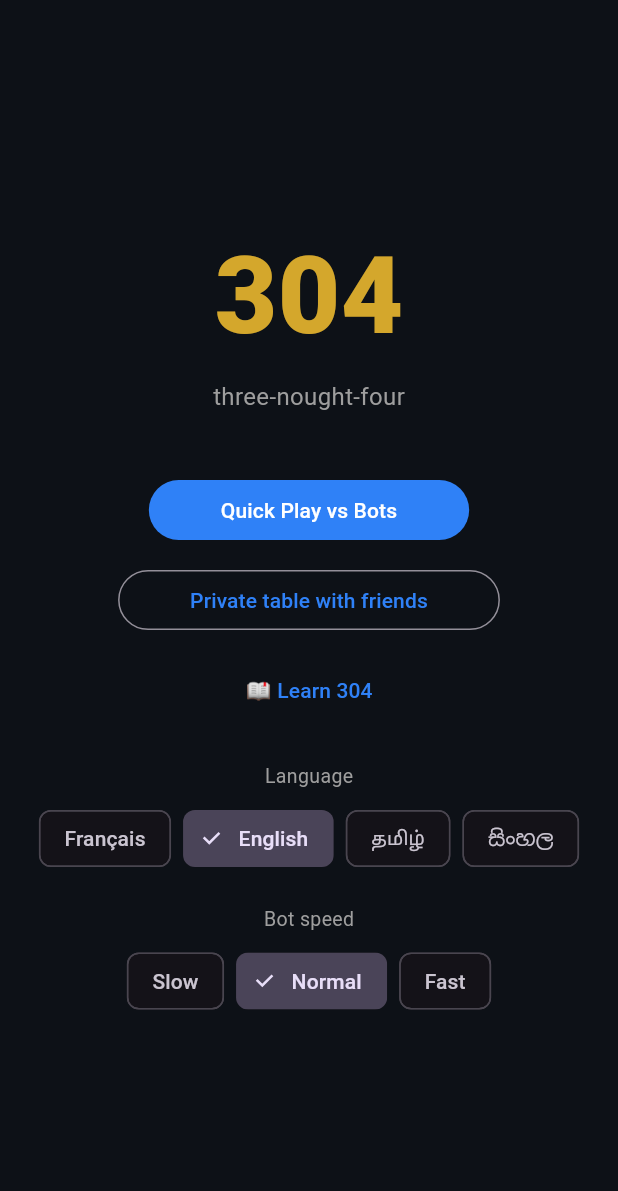
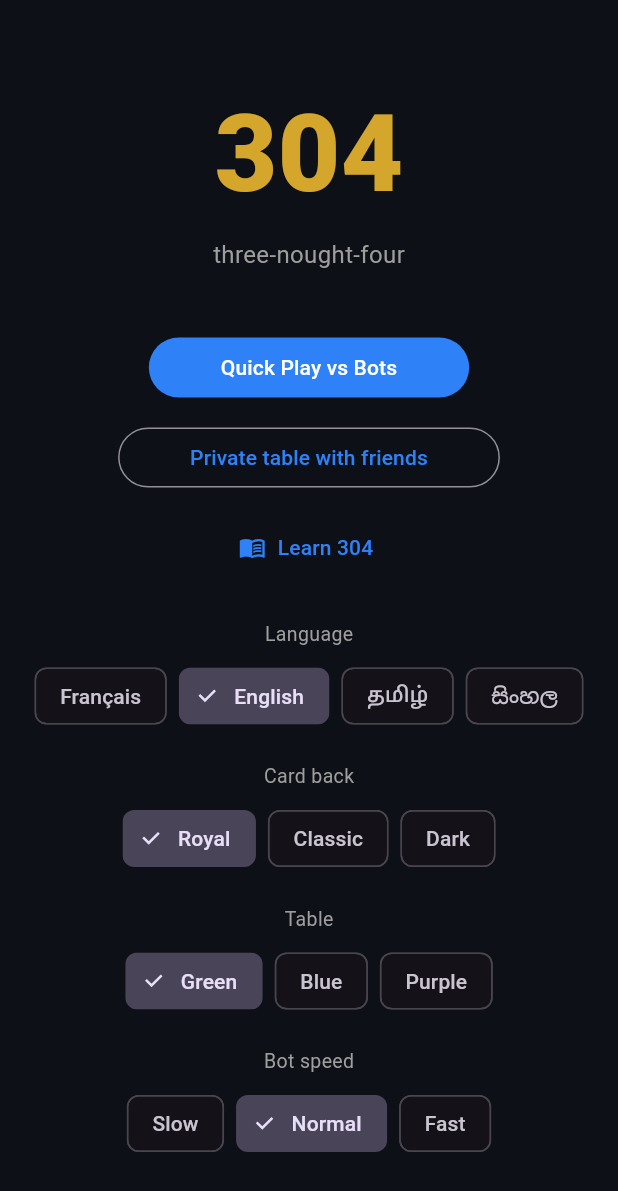
Before and after one commit to kamalrajmuruganathan/304, a Flutter app: the screen it shows after launch, on a phone screen of 412 x 824 dp. Shown: the top 1191 px of the screen. Run offline on Flutter 3.47's test engine with Material 3 defaults, Android fonts, the phone set to English and light mode, and no system bars; our stand-ins replace shared_preferences; generated files the repository leaves out were written again; project files that could hold a hidden picture were left out.

Commit message:
Accueil : dos de cartes et tapis (comme le prototype) ; libellés de langue toujours lisibles
- Réglages Dos de cartes (Royal / Classique / Sombre) et Table (Verte /
  Bleue / Violette), mémorisés (back304 / felt304), appliqués en solo et
  en ligne ; couleurs reprises du CSS du prototype ; test
- « தமிழ் » s'affichait en carrés sur le web tant que la police tamoule
  n'était pas téléchargée : polices embarquées réduites à ces libellés
  (sous-ensembles Noto Sans Tamil/Sinhala, ~4 Ko chacune, OFL)
- Emojis des boutons (📖, 💡) remplacés par des icônes (même raison)

Co-Authored-By: Claude Opus 5.5 <noreply@anthropic.com>
Claude-Session: https://claude.ai/code/session_01F8kCAA4No8V48sMtw6FYcY

```diff
--- a/lib/l10n/app_en.arb
+++ b/lib/l10n/app_en.arb
@@ -266,5 +266,13 @@
         "type": "int"
       }
     }
-  }
+  },
+  "cardBack": "Card back",
+  "tableFelt": "Table",
+  "royal": "Royal",
+  "classic": "Classic",
+  "dark": "Dark",
+  "green": "Green",
+  "blue": "Blue",
+  "violet": "Purple"
 }
--- a/lib/l10n/app_fr.arb
+++ b/lib/l10n/app_fr.arb
@@ -121,5 +121,13 @@
   "fast": "Rapide",
   "learn304": "Apprendre le 304",
   "gotIt": "Compris !",
-  "statsLine": "Donnes : {played} · gagnées {won} · perdues {lost}"
+  "statsLine": "Donnes : {played} · gagnées {won} · perdues {lost}",
+  "cardBack": "Dos de cartes",
+  "tableFelt": "Table",
+  "royal": "Royal",
+  "classic": "Classique",
+  "dark": "Sombre",
+  "green": "Verte",
+  "blue": "Bleue",
+  "violet": "Violette"
 }
--- a/lib/l10n/app_si.arb
+++ b/lib/l10n/app_si.arb
@@ -121,5 +121,13 @@
   "fast": "වේගයෙන්",
   "learn304": "304 ඉගෙන ගන්න",
   "gotIt": "තේරුණා!",
-  "statsLine": "බෙදීම්: {played} · ජය {won} · පරාජය {lost}"
+  "statsLine": "බෙදීම්: {played} · ජය {won} · පරාජය {lost}",
+  "cardBack": "කාඩ්පතේ පිටුපස",
+  "tableFelt": "මේසය",
+  "royal": "රාජකීය",
+  "classic": "සම්භාව්‍ය",
+  "dark": "අඳුරු",
+  "green": "කොළ",
+  "blue": "නිල්",
+  "violet": "දම්"
 }
--- a/lib/l10n/app_ta.arb
+++ b/lib/l10n/app_ta.arb
@@ -121,5 +121,13 @@
   "fast": "வேகமாக",
   "learn304": "304 கற்றுக்கொள்",
   "gotIt": "புரிந்தது!",
-  "statsLine": "பகிர்வுகள்: {played} · வெற்றி {won} · தோல்வி {lost}"
+  "statsLine": "பகிர்வுகள்: {played} · வெற்றி {won} · தோல்வி {lost}",
+  "cardBack": "சீட்டின் பின்புறம்",
+  "tableFelt": "மேசை",
+  "royal": "ராயல்",
+  "classic": "கிளாசிக்",
+  "dark": "இருண்ட",
+  "green": "பச்சை",
+  "blue": "நீலம்",
+  "violet": "ஊதா"
 }
--- a/lib/main.dart
+++ b/lib/main.dart
@@ -11,6 +11,9 @@ final ValueNotifier<Locale?> appLocale = ValueNotifier<Locale?>(null);
 const _kLangPref = 'lang304'; // même nom que dans le prototype
 
 /// Langues proposées, chacune écrite dans sa propre langue.
+/// Polices embarquées pour les noms de langue (assets/fonts/Lang*.ttf).
+const _kLangFont = <String, String>{'ta': 'LangTamil', 'si': 'LangSinhala'};
+
 const kLanguages = <String, String>{
   'fr': 'Français',
   'en': 'English',
@@ -136,10 +139,11 @@ class HomeScreen extends StatelessWidget {
                   ),
                 ),
                 const SizedBox(height: 12),
-                TextButton(
+                TextButton.icon(
                   onPressed: () => Navigator.of(context).push(MaterialPageRoute(
                       builder: (_) => const TutorialScreen())),
-                  child: Text('📖 ${l.learn304}'),
+                  icon: const Icon(Icons.menu_book_outlined),
+                  label: Text(l.learn304),
                 ),
                 const SizedBox(height: 24),
                 Text(l.language,
@@ -154,12 +158,35 @@ class HomeScreen extends StatelessWidget {
                     for (final e in kLanguages.entries)
                       ChoiceChip(
                         key: ValueKey('lang-${e.key}'),
-                        label: Text(e.value),
+                        label: Text(e.value,
+                            style: TextStyle(fontFamily: _kLangFont[e.key])),
                         selected: current == e.key,
                         onSelected: (_) => setAppLanguage(e.key),
                       ),
                   ],
                 ),
+                const SizedBox(height: 20),
+                _OptionRow(
+                    label: l.cardBack,
+                    notifier: cardBack,
+                    options: {
+                      'royal': l.royal,
+                      'classic': l.classic,
+                      'dark': l.dark
+                    },
+                    onSelect: setCardBack,
+                    keyPrefix: 'back'),
+                const SizedBox(height: 20),
+                _OptionRow(
+                    label: l.tableFelt,
+                    notifier: felt,
+                    options: {
+                      'green': l.green,
+                      'blue': l.blue,
+                      'violet': l.violet
+                    },
+                    onSelect: setFelt,
+                    keyPrefix: 'felt'),
                 const SizedBox(height: 20),
                 Text(l.speed,
                     style:
@@ -193,3 +220,43 @@ class HomeScreen extends StatelessWidget {
     );
   }
 }
+
+/// Ligne de réglage à choix unique (dos de cartes, tapis).
+class _OptionRow extends StatelessWidget {
+  const _OptionRow(
+      {required this.label,
+      required this.notifier,
+      required this.options,
+      required this.onSelect,
+      required this.keyPrefix});
+  final String label;
+  final ValueNotifier<String> notifier;
+  final Map<String, String> options;
+  final Future<void> Function(String) onSelect;
+  final String keyPrefix;
+
+  @override
+  Widget build(BuildContext context) {
+    return Column(mainAxisSize: MainAxisSize.min, children: [
+      Text(label, style: TextStyle(color: Colors.grey.shade500, fontSize: 13)),
+      const SizedBox(height: 8),
+      ValueListenableBuilder<String>(
+        valueListenable: notifier,
+        builder: (context, v, _) => Wrap(
+          spacing: 8,
+          runSpacing: 8,
+          alignment: WrapAlignment.center,
+          children: [
+            for (final e in options.entries)
+              ChoiceChip(
+                key: ValueKey('$keyPrefix-${e.key}'),
+                label: Text(e.value),
+                selected: v == e.key,
+                onSelected: (_) => onSelect(e.key),
+              ),
+          ],
+        ),
+      ),
+    ]);
+  }
+}
```
Also changed, not shown: assets/fonts/OFL-NotoSansSinhala.txt (added, +93 -0 lines), assets/fonts/OFL-NotoSansTamil.txt (added, +93 -0 lines), lib/settings.dart (+85 -1 lines), lib/ui/game_screen.dart (+17 -16 lines), lib/ui/online_screen.dart (+4 -8 lines), pubspec.yaml (+9 -0 lines), assets/fonts/LangSinhala.ttf (added), assets/fonts/LangTamil.ttf (added), 3 other files.
